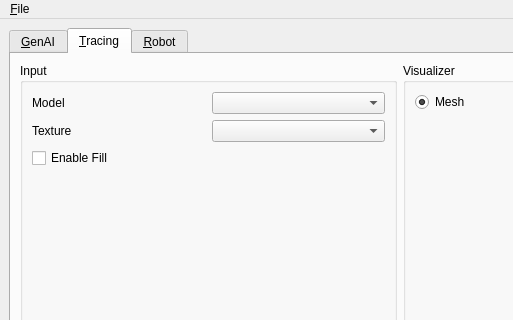
The window that ui/ui/main.ui (Toys-R-Us-Rex/Duckify) describes before a commit, drawn with Qt 5; both pictures show x 0 to 513 and y 0 to 320 of the 800 by 600 pixel window.
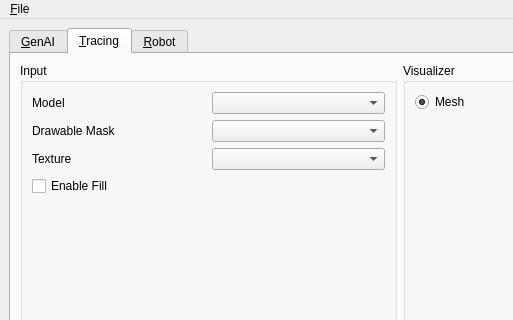
The same window after the commit. The open tabs and pages were chosen to show the change.

Commit message: fix(ui): add tracing drawable mask input

```diff
--- a/ui/ui/main.ui
+++ b/ui/ui/main.ui
@@ -219,6 +219,20 @@
                </item>
               </layout>
              </item>
+             <item>
+              <layout class="QHBoxLayout" name="horizontalLayout_22">
+               <item>
+                <widget class="QLabel" name="label_15">
+                 <property name="text">
+                  <string>Drawable Mask</string>
+                 </property>
+                </widget>
+               </item>
+               <item>
+                <widget class="QComboBox" name="tracingMask"/>
+               </item>
+              </layout>
+             </item>
              <item>
               <layout class="QHBoxLayout" name="horizontalLayout_6">
                <item>
```
Left out of the diff: 2 changed lines with no effect on the pictures. The commit also changes 3 other files.
